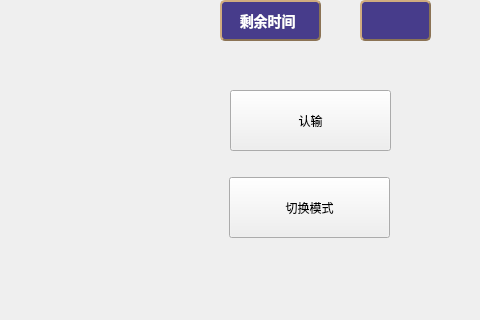
First picture: the form in surakarta-client/game_view.ui, repository programming-team-X-C-X/Surakarta-private, before the edit; both pictures show x 570 to 1050 and y 380 to 700 of the 1050 by 700 pixel window.
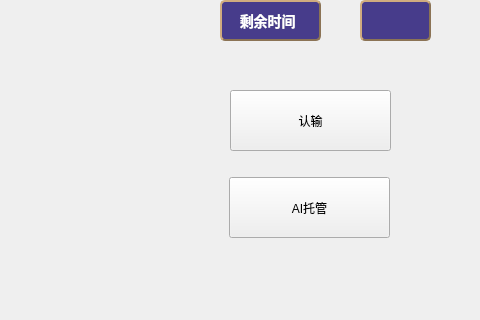
Second picture: the form after the edit.

Commit message: Change AI ui text(One line)

What changed in the file:
```diff
--- a/surakarta-client/game_view.ui
+++ b/surakarta-client/game_view.ui
@@ -456,7 +456,7 @@
     </rect>
    </property>
    <property name="text">
-    <string>切换模式</string>
+    <string>AI托管</string>
    </property>
   </widget>
  </widget>
```
